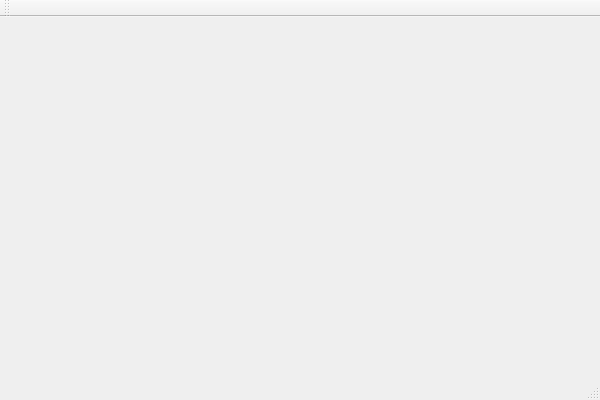
DarthGreenman/Education, file coursework/06 - airport inspector/airport_inspector_viewer.ui: the form before one commit.
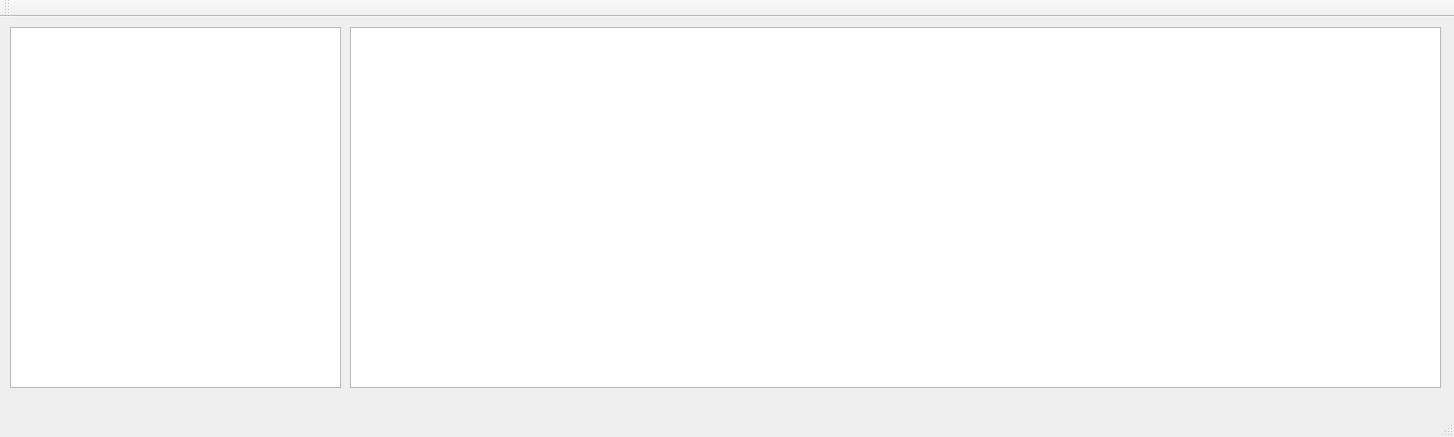
The form after the commit. Icons and pictures are not drawn.

```diff
--- a/coursework/06 - airport inspector/airport_inspector_viewer.ui
+++ b/coursework/06 - airport inspector/airport_inspector_viewer.ui
@@ -6,8 +6,8 @@
    <rect>
     <x>0</x>
     <y>0</y>
-    <width>600</width>
-    <height>400</height>
+    <width>1454</width>
+    <height>437</height>
    </rect>
   </property>
   <property name="windowTitle">
@@ -16,7 +16,28 @@
   <property name="windowIcon">
    <iconset theme="QIcon::ThemeIcon::DocumentSend"/>
   </property>
-  <widget class="QWidget" name="centralWidget"/>
+  <widget class="QWidget" name="centralWidget">
+   <widget class="QTableView" name="airports">
+    <property name="geometry">
+     <rect>
+      <x>10</x>
+      <y>10</y>
+      <width>331</width>
+      <height>361</height>
+     </rect>
+    </property>
+   </widget>
+   <widget class="QTableView" name="flights">
+    <property name="geometry">
+     <rect>
+      <x>350</x>
+      <y>10</y>
+      <width>1091</width>
+      <height>361</height>
+     </rect>
+    </property>
+   </widget>
+  </widget>
   <widget class="QMenuBar" name="menuBar">
    <property name="geometry">
     <rect>
```
Left out of the diff: 2 changed lines with no effect on the pictures.
